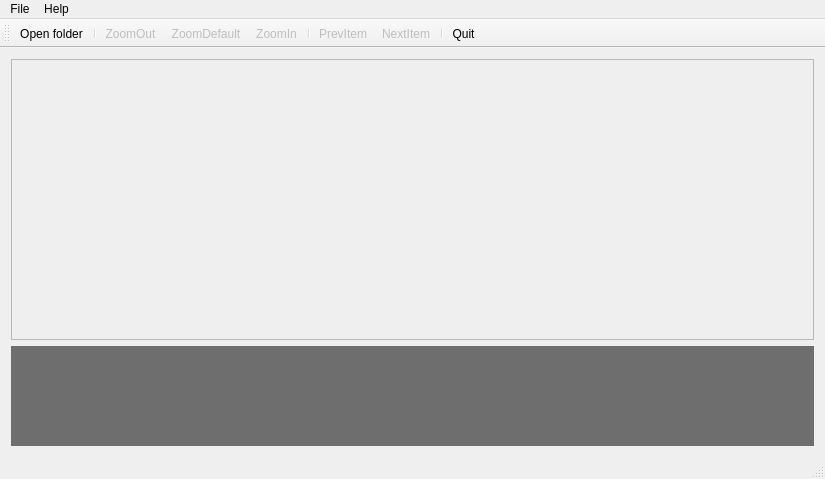
The window that mainwindow.ui (jlehtoma/Sppeculate) describes before a commit, drawn with Qt 5.
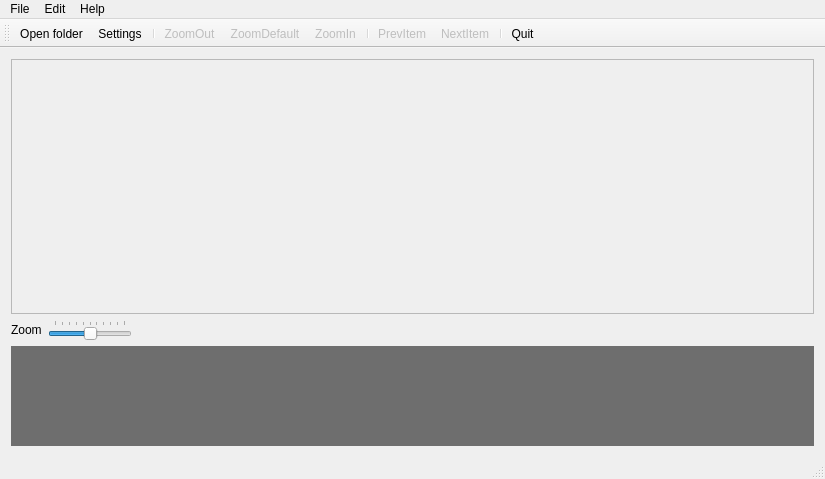
The same window after the commit. Icons and pictures are not drawn.

Commit message:
Added Config dialog
Not functional yet

Patch:
```diff
--- a/mainwindow.ui
+++ b/mainwindow.ui
@@ -31,8 +31,8 @@
           <rect>
            <x>0</x>
            <y>0</y>
-           <width>809</width>
-           <height>288</height>
+           <width>803</width>
+           <height>224</height>
           </rect>
          </property>
         </widget>
@@ -40,6 +40,58 @@
       </item>
      </layout>
     </item>
+    <item>
+     <layout class="QHBoxLayout" name="horizontalLayout_3">
+      <item>
+       <widget class="QLabel" name="label">
+        <property name="text">
+         <string>Zoom</string>
+        </property>
+       </widget>
+      </item>
+      <item>
+       <widget class="QSlider" name="horizontalSlider">
+        <property name="sizePolicy">
+         <sizepolicy hsizetype="Maximum" vsizetype="Fixed">
+          <horstretch>0</horstretch>
+          <verstretch>0</verstretch>
+         </sizepolicy>
+        </property>
+        <property name="minimum">
+         <number>50</number>
+        </property>
+        <property name="maximum">
+         <number>150</number>
+        </property>
+        <property name="sliderPosition">
+         <number>100</number>
+        </property>
+        <property name="orientation">
+         <enum>Qt::Horizontal</enum>
+        </property>
+        <property name="tickPosition">
+         <enum>QSlider::TicksAbove</enum>
+        </property>
+        <property name="tickInterval">
+         <number>0</number>
+        </property>
+       </widget>
+      </item>
+      <item>
+       <spacer name="horizontalSpacer">
+        <property name="orientation">
+         <enum>Qt::Horizontal</enum>
+        </property>
+        <property name="sizeHint" stdset="0">
+         <size>
+          <width>40</width>
+          <height>20</height>
+         </size>
+        </property>
+       </spacer>
+      </item>
+     </layout>
+    </item>
     <item>
      <widget class="QTextEdit" name="infoEdit">
       <property name="sizePolicy">
@@ -74,7 +126,7 @@
      <x>0</x>
      <y>0</y>
      <width>825</width>
-     <height>20</height>
+     <height>29</height>
     </rect>
    </property>
    <widget class="QMenu" name="menuFile">
@@ -91,7 +143,14 @@
     </property>
     <addaction name="actionAbout"/>
    </widget>
+   <widget class="QMenu" name="menuEdit">
+    <property name="title">
+     <string>Edit</string>
+    </property>
+    <addaction name="actionSettings"/>
+   </widget>
    <addaction name="menuFile"/>
+   <addaction name="menuEdit"/>
    <addaction name="menuHelp"/>
   </widget>
   <widget class="QToolBar" name="mainToolBar">
@@ -102,6 +161,7 @@
     <bool>false</bool>
    </attribute>
    <addaction name="actionOpenFolder"/>
+   <addaction name="actionSettings"/>
    <addaction name="separator"/>
    <addaction name="actionZoomOut"/>
    <addaction name="actionZoomDefault"/>
@@ -230,6 +290,18 @@
     <string>Zoom in</string>
    </property>
   </action>
+  <action name="actionSettings">
+   <property name="icon">
+    <iconset resource="sppeculate.qrc">
+     <normaloff>:/share/icons/settings.svg</normaloff>:/share/icons/settings.svg</iconset>
+   </property>
+   <property name="text">
+    <string>&amp;Settings</string>
+   </property>
+   <property name="toolTip">
+    <string>Application settings</string>
+   </property>
+  </action>
  </widget>
  <layoutdefault spacing="6" margin="11"/>
  <resources>
```
Left out of the diff: 3 changed lines with no effect on the pictures. The commit also changes 5 other files.
